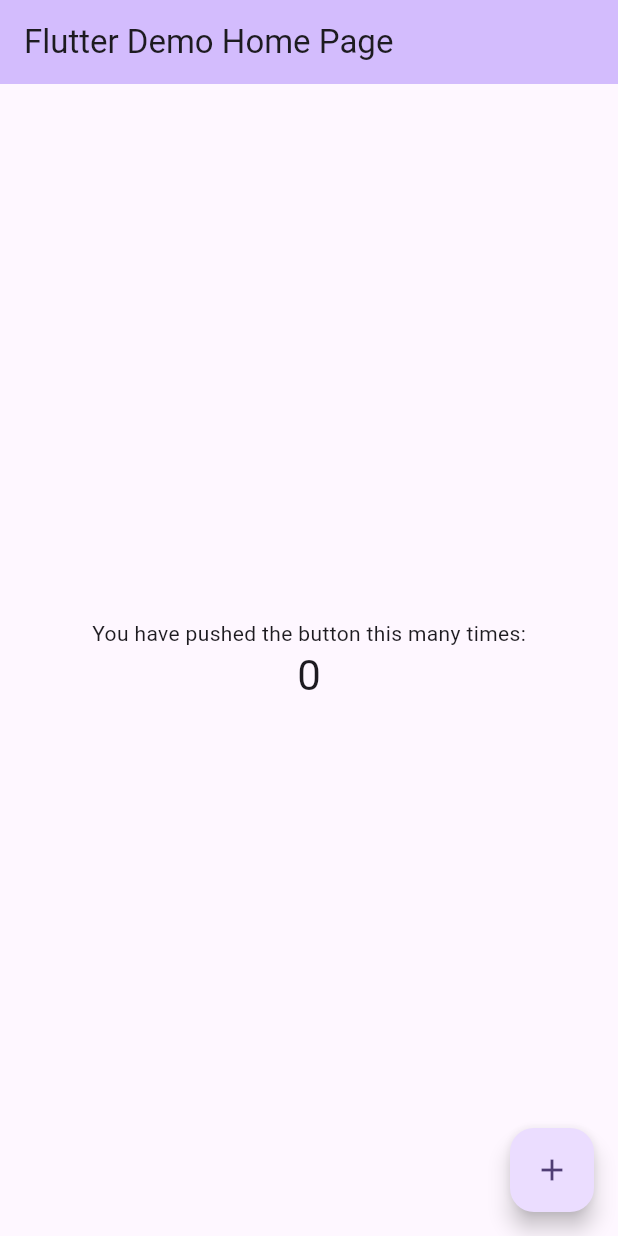
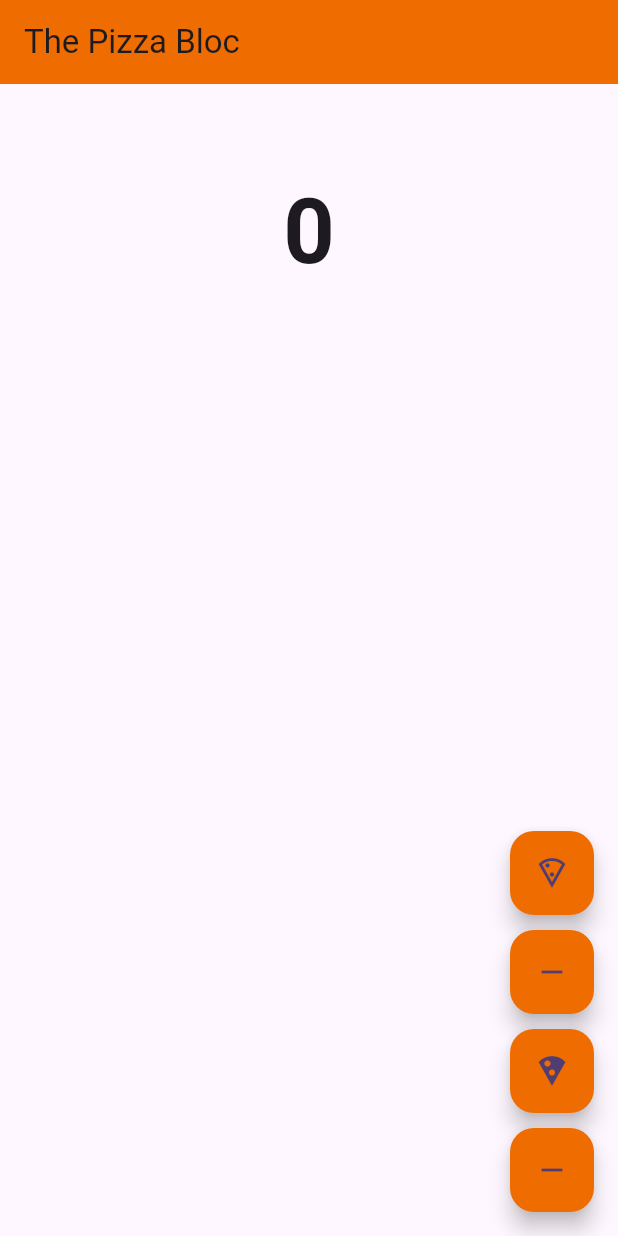
Before and after one commit to littleaye/flutter_training, a Flutter app: the screen it shows after launch, on a phone screen of 412 x 824 dp. Run offline on Flutter 3.47's test engine with Material 3 defaults, Android fonts, the phone set to English and light mode, and no system bars; our stand-ins replace bloc, equatable, flutter_bloc.

Commit message:
[Update] Create pizza counter to test Bloc and model flutter

```diff
--- /dev/null
+++ b/lib/bloc/pizza_bloc.dart
@@ -0,0 +1,35 @@
+import 'package:bloc/bloc.dart';
+import 'package:equatable/equatable.dart';
+
+import '../models/pizza_model.dart';
+
+part 'pizza_event.dart';
+part 'pizza_state.dart';
+
+class PizzaBloc extends Bloc<PizzaEvent, PizzaState> {
+  PizzaBloc() : super(PizzaInitial()) {
+    on<LoadPizzaCounter>(
+      (event, emit) async {
+        await Future<void>.delayed(const Duration(seconds: 1));
+        emit(const PizzaLoaded(pizzas: <Pizza>[]));
+      },
+    );
+    on<AddPizza>(
+      (event, emit) {
+        if (state is PizzaLoaded) {
+          final state = this.state as PizzaLoaded;
+          emit(PizzaLoaded(pizzas: List.from(state.pizzas)..add(event.pizza)));
+        }
+      },
+    );
+    on<RemovedPizza>(
+      (event, emit) {
+        if (state is PizzaLoaded) {
+          final state = this.state as PizzaLoaded;
+          emit(PizzaLoaded(
+              pizzas: List.from(state.pizzas)..remove(event.pizza)));
+        }
+      },
+    );
+  }
+}
--- /dev/null
+++ b/lib/bloc/pizza_event.dart
@@ -0,0 +1,28 @@
+part of 'pizza_bloc.dart';
+
+sealed class PizzaEvent extends Equatable {
+  const PizzaEvent();
+
+  @override
+  List<Object> get props => [];
+}
+
+class LoadPizzaCounter extends PizzaEvent {}
+
+class AddPizza extends PizzaEvent {
+  final Pizza pizza;
+
+  const AddPizza(this.pizza);
+
+  @override
+  List<Object> get props => [pizza];
+}
+
+class RemovedPizza extends PizzaEvent {
+  final Pizza pizza;
+
+  const RemovedPizza(this.pizza);
+
+  @override
+  List<Object> get props => [pizza];
+}
--- /dev/null
+++ b/lib/bloc/pizza_state.dart
@@ -0,0 +1,19 @@
+part of 'pizza_bloc.dart';
+
+sealed class PizzaState extends Equatable {
+  const PizzaState();
+
+  @override
+  List<Object> get props => [];
+}
+
+final class PizzaInitial extends PizzaState {}
+
+final class PizzaLoaded extends PizzaState {
+  final List<Pizza> pizzas;
+
+  const PizzaLoaded({required this.pizzas});
+
+  @override
+  List<Object> get props => [pizzas];
+}
--- a/lib/main.dart
+++ b/lib/main.dart
@@ -1,4 +1,8 @@
+import 'dart:math';
 import 'package:flutter/material.dart';
+import 'package:flutter_bloc/flutter_bloc.dart';
+import 'bloc/pizza_bloc.dart';
+import 'models/pizza_model.dart';
 
 void main() {
   runApp(const MyApp());
@@ -6,120 +10,116 @@ void main() {
 
 class MyApp extends StatelessWidget {
   const MyApp({super.key});
-
-  // This widget is the root of your application.
   @override
   Widget build(BuildContext context) {
-    return MaterialApp(
-      title: 'Flutter Demo',
-      theme: ThemeData(
-        // This is the theme of your application.
-        //
-        // TRY THIS: Try running your application with "flutter run". You'll see
-        // the application has a blue toolbar. Then, without quitting the app,
-        // try changing the seedColor in the colorScheme below to Colors.green
-        // and then invoke "hot reload" (save your changes or press the "hot
-        // reload" button in a Flutter-supported IDE, or press "r" if you used
-        // the command line to start the app).
-        //
-        // Notice that the counter didn't reset back to zero; the application
-        // state is not lost during the reload. To reset the state, use hot
-        // restart instead.
-        //
-        // This works for code too, not just values: Most code changes can be
-        // tested with just a hot reload.
-        colorScheme: ColorScheme.fromSeed(seedColor: Colors.deepPurple),
-        useMaterial3: true,
+    return MultiBlocProvider(
+        providers: [
+          BlocProvider(
+            create: (context) => PizzaBloc()..add(LoadPizzaCounter()),
+          )
+        ],
+        child: MaterialApp(
+          title: 'Flutter Demo',
+          theme: ThemeData(
+            colorScheme: ColorScheme.fromSeed(seedColor: Colors.deepPurple),
+            useMaterial3: true,
+          ),
+          home: const MyHomePage(),
+        ));
+  }
+}
+
+class MyHomePage extends StatelessWidget {
+  const MyHomePage({
+    super.key,
+  });
+
+  @override
+  Widget build(BuildContext context) {
+    return Scaffold(
+      appBar: AppBar(
+        backgroundColor: Colors.orange[800],
+        title: const Text('The Pizza Bloc'),
       ),
-      home: const MyHomePage(title: 'Flutter Demo Home Page'),
+      body: Center(child: BlocBuilder<PizzaBloc, PizzaState>(
+        builder: (context, state) {
+          if (state is PizzaInitial) {
+            return const CircularProgressIndicator(
+              color: Colors.orange,
+            );
+          }
+          if (state is PizzaLoaded) {
+            return Column(
+              mainAxisAlignment: MainAxisAlignment.center,
+              children: [
+                Text(
+                  '${state.pizzas.length}',
+                  style: const TextStyle(
+                      fontSize: 60, fontWeight: FontWeight.bold),
+                ),
+                const SizedBox(
+                  height: 20,
+                ),
+                SizedBox(
+                  height: MediaQuery.of(context).size.height / 1.5,
+                  width: MediaQuery.of(context).size.width,
+                  child: Stack(
+                    alignment: Alignment.center,
+                    clipBehavior: Clip.none,
+                    children: [
+                      for (int index = 0; index < state.pizzas.length; index++)
+                        Positioned(
+                            left: Random().nextInt(250).toDouble(),
+                            right: Random().nextInt(400).toDouble(),
+                            top: Random().nextInt(250).toDouble(),
+                            bottom: Random().nextInt(250).toDouble(),
+                            child: SizedBox(
+                              height: 100,
+                              width: 100,
+                              child: state.pizzas[index].image,
+                            ))
+                    ],
+                  ),
+                )
+              ],
+            );
+          } else {
+            return const Text('Somthing went wrong!');
+          }
+        },
+      )),
+      floatingActionButton: Column(
+        mainAxisAlignment: MainAxisAlignment.end,
+        children: [
+          FloatingActionButton(
+              backgroundColor: Colors.orange[800],
+              onPressed: () {
+                context.read<PizzaBloc>().add(AddPizza(Pizza.pizzas[0]));
+              },
+              child: const Icon(Icons.local_pizza_outlined)),
+          const SizedBox(height: 10),
+          FloatingActionButton(
+              backgroundColor: Colors.orange[800],
+              onPressed: () {
+                context.read<PizzaBloc>().add(RemovedPizza(Pizza.pizzas[0]));
+              },
+              child: const Icon(Icons.remove)),
+          const SizedBox(height: 10),
+          FloatingActionButton(
+              backgroundColor: Colors.orange[800],
+              onPressed: () {
+                context.read<PizzaBloc>().add(AddPizza(Pizza.pizzas[1]));
+              },
+              child: const Icon(Icons.local_pizza)),
+          const SizedBox(height: 10),
+          FloatingActionButton(
+              backgroundColor: Colors.orange[800],
+              onPressed: () {
+                context.read<PizzaBloc>().add(RemovedPizza(Pizza.pizzas[1]));
+              },
+              child: const Icon(Icons.remove)),
+        ],
+      ),
     );
   }
 }
-
-class MyHomePage extends StatefulWidget {
-  const MyHomePage({super.key, required this.title});
-
-  // This widget is the home page of your application. It is stateful, meaning
-  // that it has a State object (defined below) that contains fields that affect
-  // how it looks.
-
-  // This class is the configuration for the state. It holds the values (in this
-  // case the title) provided by the parent (in this case the App widget) and
-  // used by the build method of the State. Fields in a Widget subclass are
-  // always marked "final".
-
-  final String title;
-
-  @override
-  State<MyHomePage> createState() => _MyHomePageState();
-}
-
-class _MyHomePageState extends State<MyHomePage> {
-  int _counter = 0;
-
-  void _incrementCounter() {
-    setState(() {
-      // This call to setState tells the Flutter framework that something has
-      // changed in this State, which causes it to rerun the build method below
-      // so that the display can reflect the updated values. If we changed
-      // _counter without calling setState(), then the build method would not be
-      // called again, and so nothing would appear to happen.
-      _counter++;
-    });
-  }
-
-  @override
-  Widget build(BuildContext context) {
-    // This method is rerun every time setState is called, for instance as done
-    // by the _incrementCounter method above.
-    //
-    // The Flutter framework has been optimized to make rerunning build methods
-    // fast, so that you can just rebuild anything that needs updating rather
-    // than having to individually change instances of widgets.
-    return Scaffold(
-      appBar: AppBar(
-        // TRY THIS: Try changing the color here to a specific color (to
-        // Colors.amber, perhaps?) and trigger a hot reload to see the AppBar
-        // change color while the other colors stay the same.
-        backgroundColor: Theme.of(context).colorScheme.inversePrimary,
-        // Here we take the value from the MyHomePage object that was created by
-        // the App.build method, and use it to set our appbar title.
-        title: Text(widget.title),
-      ),
-      body: Center(
-        // Center is a layout widget. It takes a single child and positions it
-        // in the middle of the parent.
-        child: Column(
-          // Column is also a layout widget. It takes a list of children and
-          // arranges them vertically. By default, it sizes itself to fit its
-          // children horizontally, and tries to be as tall as its parent.
-          //
-          // Column has various properties to control how it sizes itself and
-          // how it positions its children. Here we use mainAxisAlignment to
-          // center the children vertically; the main axis here is the vertical
-          // axis because Columns are vertical (the cross axis would be
-          // horizontal).
-          //
-          // TRY THIS: Invoke "debug painting" (choose the "Toggle Debug Paint"
-          // action in the IDE, or press "p" in the console), to see the
-          // wireframe for each widget.
-          mainAxisAlignment: MainAxisAlignment.center,
-          children: <Widget>[
-            const Text(
-              'You have pushed the button this many times:',
-            ),
-            Text(
-              '$_counter',
-              style: Theme.of(context).textTheme.headlineMedium,
-            ),
-          ],
-        ),
-      ),
-      floatingActionButton: FloatingActionButton(
-        onPressed: _incrementCounter,
-        tooltip: 'Increment',
-        child: const Icon(Icons.add),
-      ), // This trailing comma makes auto-formatting nicer for build methods.
-    );
-  }
-}
--- /dev/null
+++ b/lib/models/pizza_model.dart
@@ -0,0 +1,22 @@
+import 'package:flutter/material.dart';
+import 'package:equatable/equatable.dart';
+
+@override
+class Pizza extends Equatable {
+  final String id;
+  final String name;
+  final Image image;
+
+  const Pizza({required this.id, required this.name, required this.image});
+
+  @override
+  List<Object?> get props => [id, name, image];
+
+  static List<Pizza> pizzas = [
+    Pizza(id: '0', name: 'Pizza', image: Image.asset('images/pizza.png')),
+    Pizza(
+        id: '1',
+        name: 'Pizza Pepperoni',
+        image: Image.asset('images/pizza_pepperoni.png'))
+  ];
+}
--- a/pubspec.yaml
+++ b/pubspec.yaml
@@ -35,6 +35,8 @@ dependencies:
   # The following adds the Cupertino Icons font to your application.
   # Use with the CupertinoIcons class for iOS style icons.
   cupertino_icons: ^1.0.2
+  flutter_bloc: ^8.1.3
+  equatable: ^2.0.3
 
 dev_dependencies:
   flutter_test:
@@ -57,6 +59,8 @@ flutter:
   # included with your application, so that you can use the icons in
   # the material Icons class.
   uses-material-design: true
+  assets:
+    - images/
 
   # To add assets to your application, add an assets section, like this:
   # assets:
```
Also changed, not shown: pubspec.lock, 2 other files.
